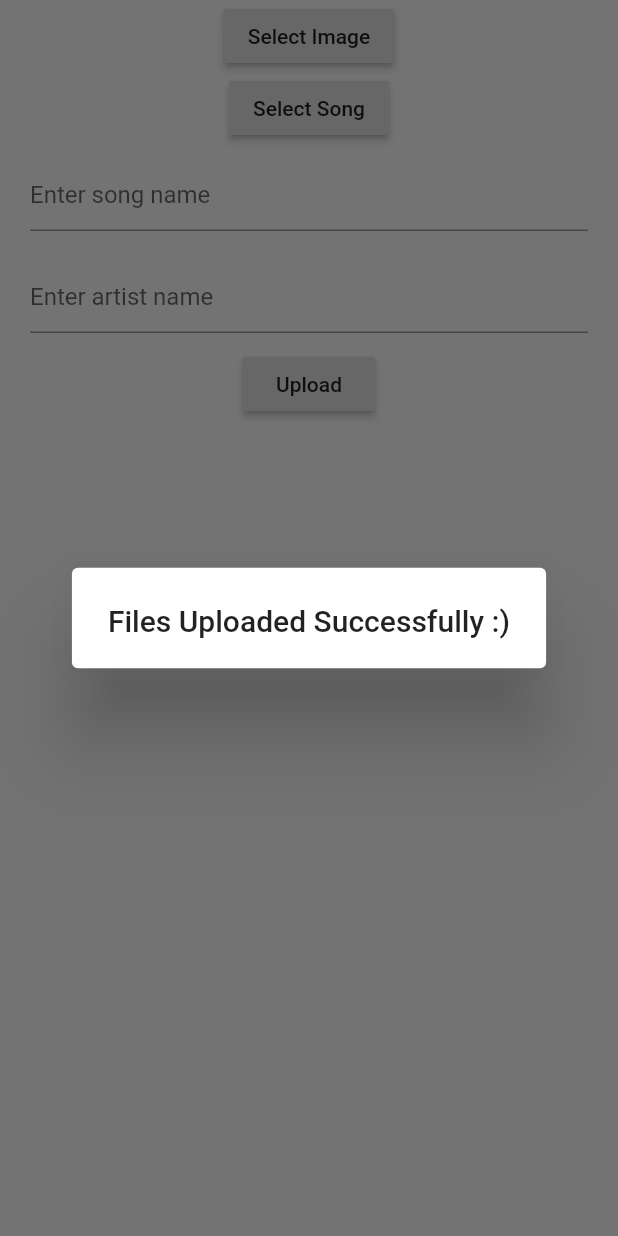
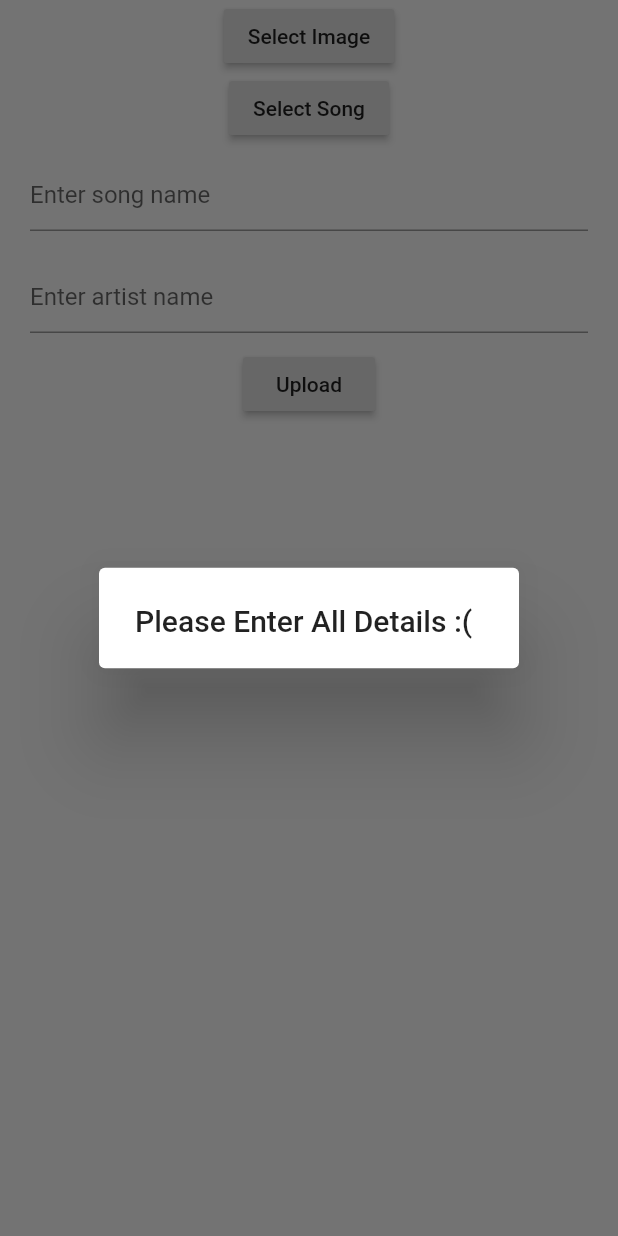
Before and after one commit to gaurangkeluskar22/Basic-Music-Player-App, a Flutter app: the Upload widget shown alone on an empty page, opened directly, after a tap on "Upload", on a phone screen of 412 x 824 dp. Run offline on Flutter 3.47's test engine with Material 2 defaults, Android fonts, the phone set to English and light mode, and no system bars; our stand-ins replace cloud_firestore, file_picker, firebase_storage; missing offline and left inert: music_player; accounts and stored records are empty; network calls fail.

Commit message:
added some features

```diff
--- a/lib/screens/Upload.dart
+++ b/lib/screens/Upload.dart
@@ -56,6 +56,12 @@ class _UploadState extends State<Upload> {
   }
 
   finalupload(context) {
+    if(songname.text!=''   && song_down_url!=null && image_down_url!=null){
+      print(songname.text);
+      print(artistname.text);
+      print(song_down_url);
+      print(image_down_url.toString());
+
     var data = {
       "song_name": songname.text,
       "artist_name": artistname.text,
@@ -69,12 +75,19 @@ class _UploadState extends State<Upload> {
         .setData(data)
         .whenComplete(() => showDialog(
               context: context,
-              builder: (context) => _onTapButton(context),
+              builder: (context) => _onTapButton(context,"Files Uploaded Successfully :)"),
             ));
+    }
+    else{
+        showDialog(
+              context: context,
+              builder: (context) => _onTapButton(context,"Please Enter All Details :("),
+            );
+    }
   }
 
-  _onTapButton(BuildContext context) {
-    return AlertDialog(title: Text("Files Uploaded Successfully :)"));
+  _onTapButton(BuildContext context,data) {
+    return AlertDialog(title: Text(data));
   }
 
   @override
```
